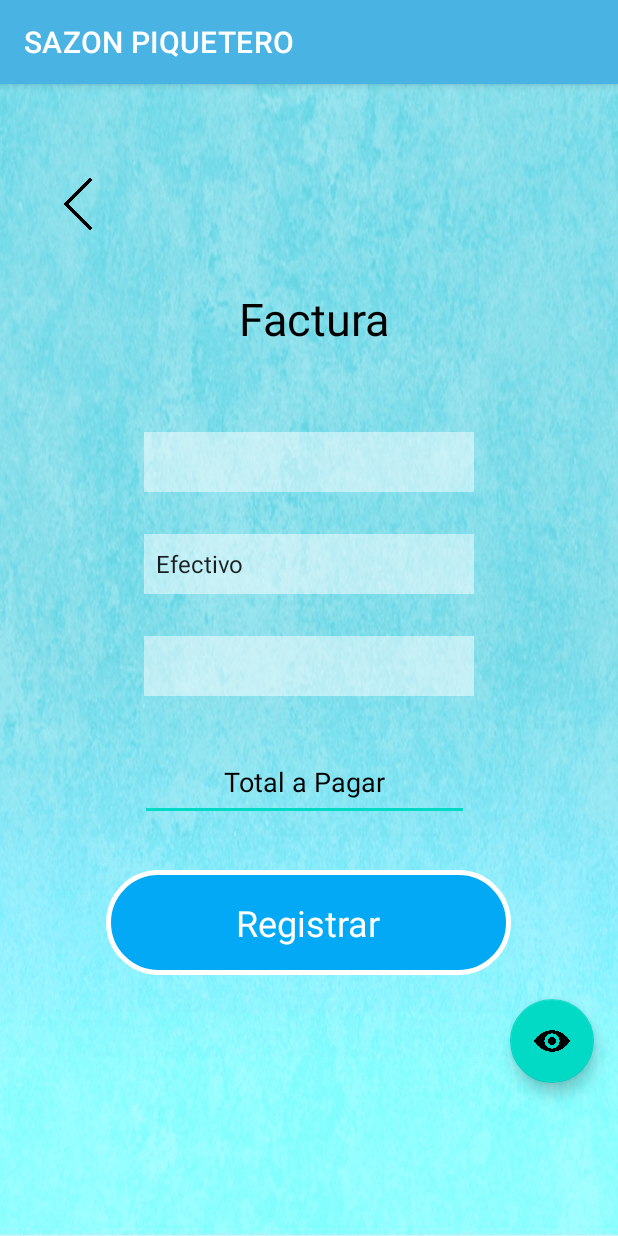
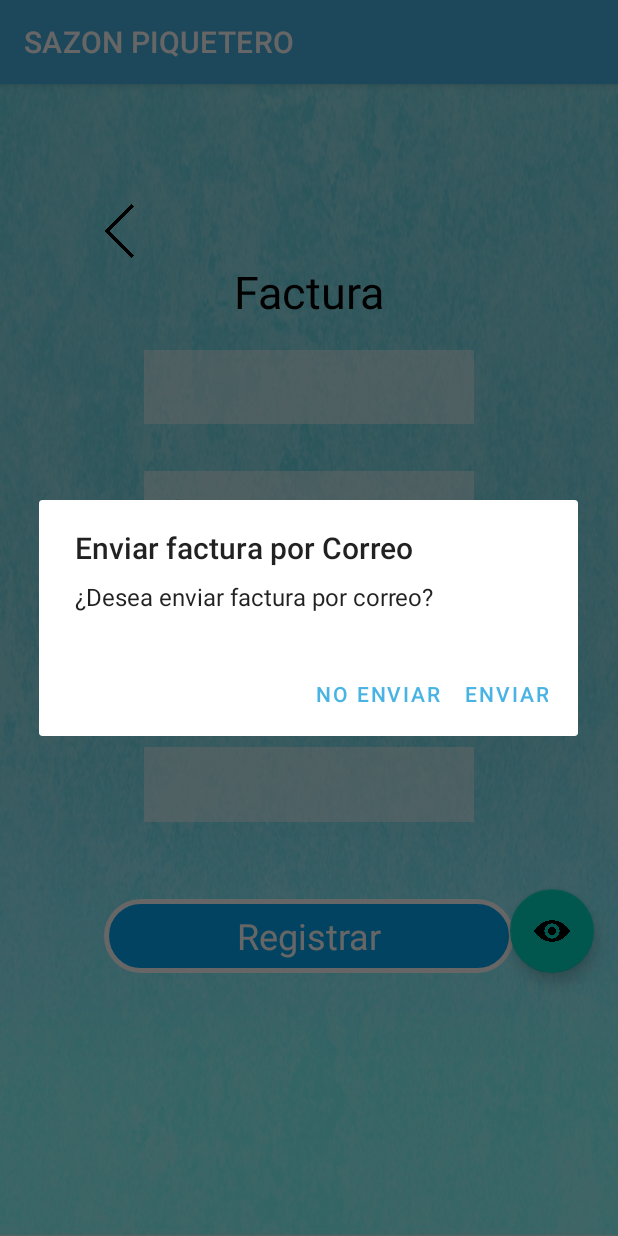
Before and after one commit to alycastro22/PROYECTO2PDM, an Android app: the Diseno_Factura_Activity screen opened directly, with no data from a screen before it, after a tap on "Registrar", on a phone screen of 412 x 824 dp. Run offline under Robolectric (Android 15) with nearby library versions, the phone set to English and light mode, and no system bars; Roboto replaces fonts that are not available here; 4 statements that could not run were skipped.

Commit message:
por correo

```diff
--- a/app/src/main/AndroidManifest.xml
+++ b/app/src/main/AndroidManifest.xml
@@ -1,6 +1,10 @@
 <?xml version="1.0" encoding="utf-8"?>
 <manifest xmlns:android="http://schemas.android.com/apk/res/android"
     package="hn.edu.ujcv.pdm_2021_i_proyecto2">
+
+
+
+    <uses-permission android:name="android.permission.INTERNET"/>
 
     <application
         android:allowBackup="true"
--- a/app/src/main/java/hn/edu/ujcv/pdm_2021_i_proyecto2/Diseno_Factura_Activity.kt
+++ b/app/src/main/java/hn/edu/ujcv/pdm_2021_i_proyecto2/Diseno_Factura_Activity.kt
@@ -1,5 +1,7 @@
 package hn.edu.ujcv.pdm_2021_i_proyecto2
 
+import android.app.AlertDialog
+import android.content.DialogInterface
 import android.content.Intent
 import androidx.appcompat.app.AppCompatActivity
 import android.os.Bundle
@@ -22,6 +24,9 @@ class Diseno_Factura_Activity : AppCompatActivity() {
     var empleados: ArrayList<String> = ArrayList()
     var pedido : ArrayList<String> = ArrayList()
     var factura : ArrayList<String> = ArrayList()
+    var nombre = " "
+
+
 
     var dummyItem: DummyContent = DummyContent
     override fun onCreate(savedInstanceState: Bundle?) {
@@ -34,6 +39,7 @@ class Diseno_Factura_Activity : AppCompatActivity() {
         txvRegistrar.setOnClickListener { guardar() }
         imageRetroceder.setOnClickListener { cambioPantallaFactura() }
         enviara.setOnClickListener { enviar() }
+        enviarf.setOnClickListener { enviarcorreo() }
 
     }
 
@@ -77,6 +83,21 @@ class Diseno_Factura_Activity : AppCompatActivity() {
         println(factura.toString())
         Toast.makeText(this, "Factura agregada con exito", Toast.LENGTH_LONG).show()
         enviara.visibility = View.VISIBLE
+
+        val builder = AlertDialog.Builder(this)
+        builder.setTitle("Enviar factura por Correo")
+        builder.setMessage("¿Desea enviar factura por correo?")
+        builder.setPositiveButton("Enviar", { dialogInterface: DialogInterface, i: Int ->
+            txtcorreo.visibility = View.VISIBLE
+            enviarf.visibility = View.VISIBLE
+
+        })
+        builder.setNegativeButton("No enviar", { dialogInterface: DialogInterface, i: Int ->
+            Toast.makeText(this, "Factura agregada con exito", Toast.LENGTH_LONG)
+        })
+        builder.show()
+
+
     }
 
     fun datos(){
@@ -85,4 +106,17 @@ class Diseno_Factura_Activity : AppCompatActivity() {
         empleados = intent.getSerializableExtra("empleado") as ArrayList<String>
         println("cliente pedido"+this.pedido.toString()+  "empleado pedido"+this.empleados.toString())
     }
+
+    fun enviarcorreo(){
+
+        var to = arrayOf(txtcorreo.text.toString(), "aramel08ramos@gmail.com", "nahomi.martinez@ujcv.edu.hn", "stephany.carbajal1@ujcv.edu.hn", "allisson.castro@ujcv.edu.hn")
+        val intent = Intent(Intent.ACTION_SEND)
+        intent.putExtra(Intent.EXTRA_EMAIL, to)
+        intent.putExtra(Intent.EXTRA_SUBJECT, "FACTURA SAZÓN CATRACHO")
+        intent.putExtra(Intent.EXTRA_TEXT,  "factura N1" + "\n Cliente|     Menu    |Generada por:" + "\n"+spinnerClientes.selectedItem.toString()+ "\n tipo de pago:" +  spinnerPago.selectedItem.toString() + "\n total:" +  txttotalPagar.text.toString() +
+                "\n generada por:" + spinnerEmpleado1.selectedItem.toString())
+
+        intent.setType("message/rfc822")
+        startActivity(Intent.createChooser(intent, "Email"))
+    }
 }
--- a/app/src/main/java/hn/edu/ujcv/pdm_2021_i_proyecto2/dummy/DummyContent.kt
+++ b/app/src/main/java/hn/edu/ujcv/pdm_2021_i_proyecto2/dummy/DummyContent.kt
@@ -1,6 +1,5 @@
 package hn.edu.ujcv.pdm_2021_i_proyecto2.dummy
 
-import android.widget.Toast
 import java.util.ArrayList
 import java.util.HashMap
 
@@ -29,11 +28,13 @@ object DummyContent {
         println("Factura"+ factura.toString())
 
     }
+    init {
 
-    init {
+
+        // Add some sample items.
         enviarf(factura)
-        addItem(DummyItem("1", "Factura", factura.toString()))
 
+            addItem(DummyItem("1", "Factura", factura))
     }
 
     private fun addItem(item: DummyItem) {
@@ -42,10 +43,12 @@ object DummyContent {
     }
 
 
+
+
     /**
      * A dummy item representing a piece of content.
      */
-    data class DummyItem(val id: String, val content: String, var details: String) {
-        override fun toString(): String = details
+    data class DummyItem(val id: String, val content: String, val details: ArrayList<String>) {
+        override fun toString(): String = content
     }
 }
--- a/app/src/main/res/layout/activity_diseno_factura.xml
+++ b/app/src/main/res/layout/activity_diseno_factura.xml
@@ -8,13 +8,6 @@
 
     <!-- TODO: Update blank fragment layout -->
 
-    <com.google.android.material.tabs.TabLayout
-        android:id="@+id/tab_layout"
-        android:layout_width="match_parent"
-        android:layout_height="wrap_content"
-
-        app:tabGravity="fill"
-        app:tabMode="fixed" />
 
     <androidx.constraintlayout.widget.ConstraintLayout
         android:layout_width="match_parent"
@@ -24,102 +17,100 @@
 
         <TextView
             android:id="@+id/txvFactura"
-            android:layout_width="268dp"
-            android:layout_height="41dp"
-            android:layout_marginStart="75dp"
-            android:layout_marginTop="136dp"
-            android:layout_marginEnd="68dp"
+            android:layout_width="0dp"
+            android:layout_height="0dp"
+            android:layout_marginStart="71dp"
+            android:layout_marginTop="100dp"
+            android:layout_marginEnd="71dp"
+            android:layout_marginBottom="359dp"
             android:fontFamily="@font/arbutus_slab"
             android:gravity="center|center_vertical"
             android:text="@string/txvfactura"
             android:textColor="@color/black"
             android:textSize="30sp"
+            app:layout_constraintBottom_toTopOf="@+id/enviara"
             app:layout_constraintEnd_toEndOf="parent"
-            app:layout_constraintHorizontal_bias="0.0"
             app:layout_constraintStart_toStartOf="parent"
             app:layout_constraintTop_toTopOf="parent" />
 
         <TextView
             android:id="@+id/txvRegistrar"
-            android:layout_width="270dp"
-            android:layout_height="70dp"
-            android:layout_marginStart="70dp"
-            android:layout_marginTop="524dp"
-            android:layout_marginEnd="71dp"
+            android:layout_width="0dp"
+            android:layout_height="0dp"
+            android:layout_marginStart="69dp"
+            android:layout_marginEnd="69dp"
+            android:layout_marginBottom="34dp"
             android:background="@drawable/btn_boton"
             android:fontFamily="@font/arbutus_slab"
             android:gravity="center"
             android:text="@string/txvBottom"
             android:textColor="#FFFFFF"
             android:textSize="24sp"
+            app:layout_constraintBottom_toTopOf="@+id/txtcorreo"
             app:layout_constraintEnd_toEndOf="parent"
-            app:layout_constraintHorizontal_bias="1.0"
             app:layout_constraintStart_toStartOf="parent"
-            app:layout_constraintTop_toTopOf="parent" />
+            app:layout_constraintTop_toBottomOf="@+id/spinnerEmpleado1" />
 
         <ImageView
             android:id="@+id/imageRetroceder"
-            android:layout_width="40dp"
+            android:layout_width="0dp"
             android:layout_height="40dp"
             android:layout_marginStart="31dp"
-            android:layout_marginTop="60dp"
-            android:layout_marginEnd="340dp"
+            android:layout_marginTop="44dp"
+            android:layout_marginEnd="58dp"
+            android:layout_marginBottom="41dp"
             android:contentDescription="@string/todo1"
             android:rotation="180"
             android:src="@drawable/volver1"
-            app:layout_constraintEnd_toEndOf="parent"
+            app:layout_constraintBottom_toBottomOf="@+id/txvFactura"
+            app:layout_constraintEnd_toStartOf="@+id/imageFactura"
             app:layout_constraintStart_toStartOf="parent"
-            app:layout_constraintTop_toTopOf="parent" />
+            app:layout_constraintTop_toTopOf="@+id/imageFactura" />
 
         <Spinner
             android:id="@+id/spinnerClientes"
             android:layout_width="220dp"
-            android:layout_height="40dp"
-            android:layout_marginStart="96dp"
-            android:layout_marginTop="232dp"
-            android:layout_marginEnd="95dp"
+            android:layout_height="0dp"
+            android:layout_marginBottom="31dp"
             android:background="#7CFFFFFF"
+            app:layout_constraintBottom_toTopOf="@+id/spinnerPago"
             app:layout_constraintEnd_toEndOf="parent"
-            app:layout_constraintHorizontal_bias="0.0"
             app:layout_constraintStart_toStartOf="parent"
-            app:layout_constraintTop_toTopOf="parent" />
+            app:layout_constraintTop_toBottomOf="@+id/txvFactura" />
 
         <Spinner
             android:id="@+id/spinnerEmpleado1"
             android:layout_width="220dp"
-            android:layout_height="40dp"
-            android:layout_marginStart="95dp"
-            android:layout_marginTop="368dp"
-            android:layout_marginEnd="96dp"
+            android:layout_height="0dp"
+            android:layout_marginBottom="51dp"
             android:background="#7CFFFFFF"
+            app:layout_constraintBottom_toTopOf="@+id/txvRegistrar"
             app:layout_constraintEnd_toEndOf="parent"
-            app:layout_constraintHorizontal_bias="1.0"
             app:layout_constraintStart_toStartOf="parent"
-            app:layout_constraintTop_toTopOf="parent" />
+            app:layout_constraintTop_toBottomOf="@+id/txttotalPagar" />
 
         <Spinner
             android:id="@+id/spinnerPago"
             android:layout_width="220dp"
-            android:layout_height="40dp"
-            android:layout_marginStart="95dp"
-            android:layout_marginTop="300dp"
-            android:layout_marginEnd="96dp"
+            android:layout_height="0dp"
+            android:layout_marginBottom="49dp"
             android:background="#7CFFFFFF"
+            app:layout_constraintBottom_toTopOf="@+id/txttotalPagar"
             app:layout_constraintEnd_toEndOf="parent"
-            app:layout_constraintHorizontal_bias="1.0"
             app:layout_constraintStart_toStartOf="parent"
-            app:layout_constraintTop_toTopOf="parent" />
+            app:layout_constraintTop_toBottomOf="@+id/spinnerClientes" />
 
         <ImageView
             android:id="@+id/imageFactura"
-            android:layout_width="152dp"
-            android:layout_height="69dp"
-            android:layout_marginStart="243dp"
-            android:layout_marginTop="68dp"
-            android:layout_marginEnd="16dp"
+            android:layout_width="0dp"
+            android:layout_height="0dp"
+            android:layout_marginTop="16dp"
+            android:layout_marginEnd="130dp"
+            android:layout_marginBottom="15dp"
             android:contentDescription="@string/todo"
+            app:layout_constraintBottom_toTopOf="@+id/txvFactura"
             app:layout_constraintEnd_toEndOf="parent"
-            app:layout_constraintStart_toStartOf="parent"
+            app:layout_constraintStart_toEndOf="@+id/imageRetroceder"
             app:layout_constraintTop_toTopOf="parent"
             tools:srcCompat="@drawable/iconofactura" />
 
@@ -128,35 +119,66 @@
             android:layout_width="wrap_content"
             android:layout_height="wrap_content"
             android:layout_gravity="bottom|end"
-            android:layout_marginStart="339dp"
-            android:layout_marginTop="610dp"
             android:layout_marginEnd="16dp"
+            android:layout_marginBottom="175dp"
             android:contentDescription="@string/todo1"
             android:visibility="invisible"
+            app:layout_constraintBottom_toBottomOf="parent"
             app:layout_constraintEnd_toEndOf="parent"
-            app:layout_constraintStart_toStartOf="parent"
-            app:layout_constraintTop_toTopOf="parent"
+            app:layout_constraintTop_toBottomOf="@+id/txvFactura"
             app:srcCompat="@drawable/eye"
             tools:ignore="MissingConstraints" />
 
         <EditText
             android:id="@+id/txttotalPagar"
             android:layout_width="219dp"
-            android:layout_height="51dp"
-            android:layout_marginStart="93dp"
-            android:layout_marginTop="440dp"
-            android:layout_marginEnd="99dp"
+            android:layout_height="0dp"
+            android:layout_marginBottom="35dp"
             android:ems="10"
             android:hint="@string/Pago"
             android:inputType="numberDecimal"
             android:textAlignment="center"
             android:textColorHint="@color/black"
+            app:layout_constraintBottom_toTopOf="@+id/spinnerEmpleado1"
             app:layout_constraintEnd_toEndOf="parent"
-            app:layout_constraintHorizontal_bias="1.0"
             app:layout_constraintStart_toStartOf="parent"
-            app:layout_constraintTop_toTopOf="parent" />
+            app:layout_constraintTop_toBottomOf="@+id/spinnerPago" />
+
+        <EditText
+            android:id="@+id/txtcorreo"
+            android:layout_width="wrap_content"
+            android:layout_height="wrap_content"
+            android:layout_marginStart="23dp"
+            android:layout_marginBottom="88dp"
+            android:autofillHints=""
+            android:backgroundTint="@color/white"
+            android:ems="8"
+            android:gravity="center"
+            android:hint="@string/txtCorreo"
+            android:inputType="textPersonName"
+            android:textColor="#fff"
+            android:textColorHint="#fff"
+            android:textSize="24sp"
+            android:visibility="invisible"
+            app:layout_constraintBottom_toBottomOf="parent"
+            app:layout_constraintStart_toStartOf="@+id/txvRegistrar"
+            app:layout_constraintTop_toBottomOf="@+id/txvRegistrar" />
 
     </androidx.constraintlayout.widget.ConstraintLayout>
 
+    <com.google.android.material.floatingactionbutton.FloatingActionButton
+        android:id="@+id/enviarf"
+        android:layout_width="wrap_content"
+        android:layout_height="wrap_content"
+        android:layout_gravity="bottom|end"
+        android:layout_marginEnd="16dp"
+        android:layout_marginBottom="132dp"
+        android:contentDescription="@string/todo1"
+        android:visibility="invisible"
+        app:layout_constraintBottom_toBottomOf="parent"
+        app:layout_constraintEnd_toEndOf="parent"
+        app:srcCompat="@android:drawable/ic_dialog_email"
+        tools:ignore="MissingConstraints" />
+
 
 </FrameLayout>
```
